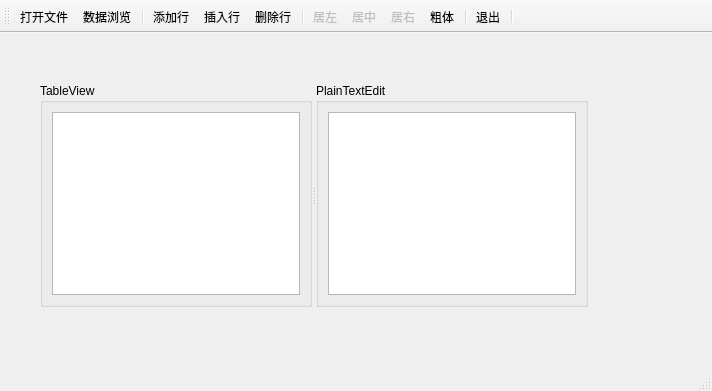
Above: mainwindow.ui from suntingsheng123/QTableView before the change. Below: the same form after it.
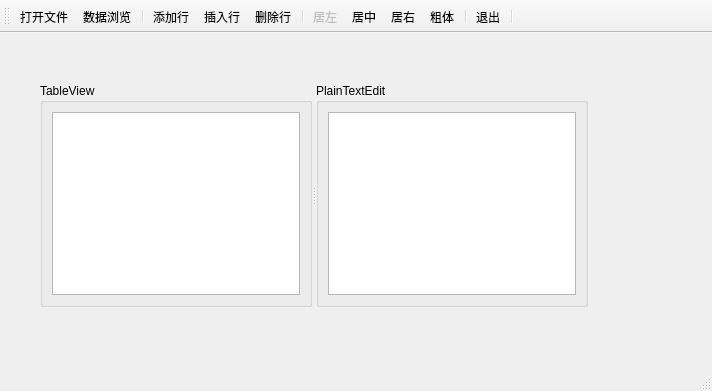
That is the form after the change. Icons and pictures are not drawn.

What changed in the file:
```diff
--- a/mainwindow.ui
+++ b/mainwindow.ui
@@ -180,7 +180,7 @@
   </action>
   <action name="actAlignCenter">
    <property name="enabled">
-    <bool>false</bool>
+    <bool>true</bool>
    </property>
    <property name="icon">
     <iconset resource="res.qrc">
@@ -198,7 +198,7 @@
   </action>
   <action name="actAlignRight">
    <property name="enabled">
-    <bool>false</bool>
+    <bool>true</bool>
    </property>
    <property name="icon">
     <iconset resource="res.qrc">
```
